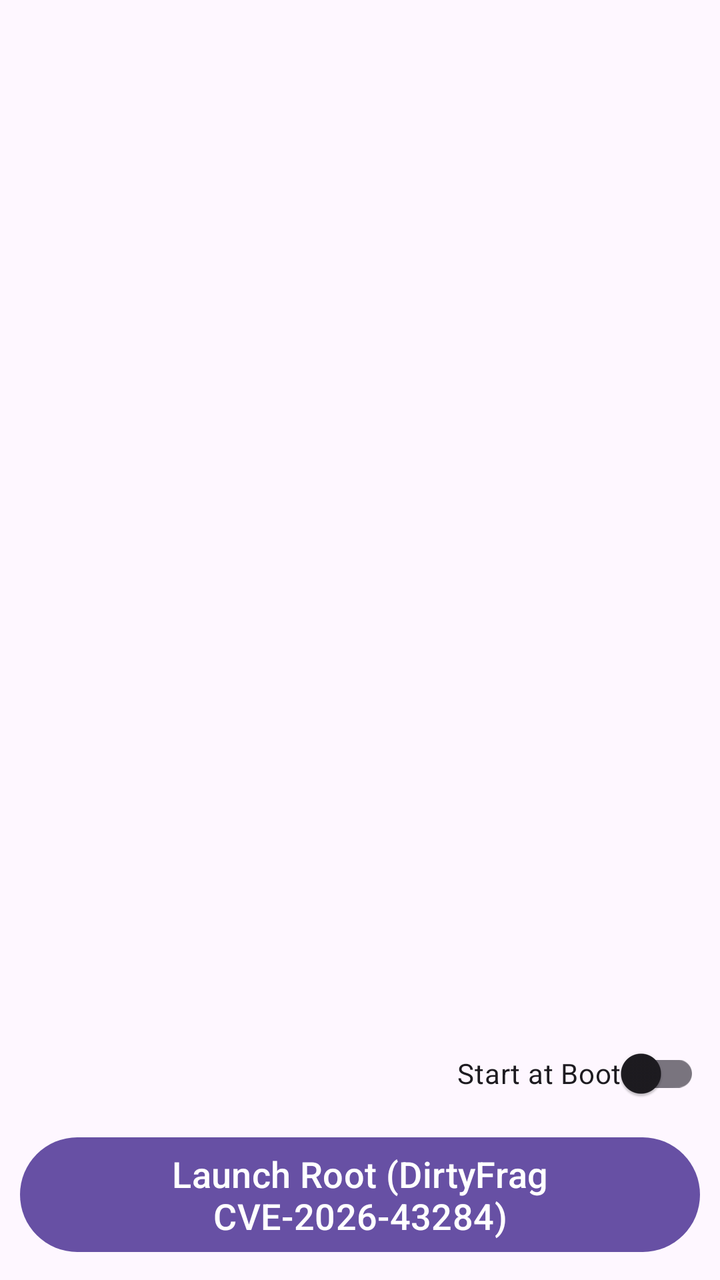
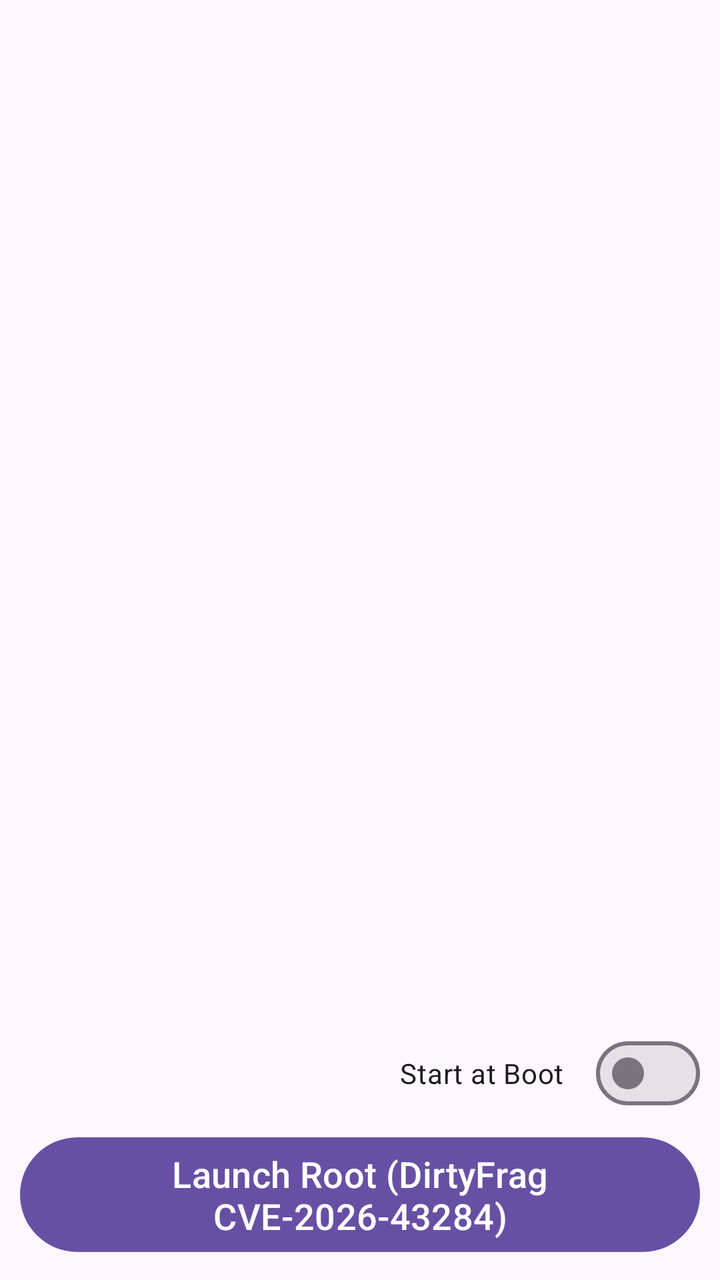

An Android layout rendered at two revisions. The XML below is the earlier revision; the diff shows what the commit changed to produce the second picture.
<!-- AndroidManifest.xml: application theme Theme.DirtyFrag -->
<!-- res/layout/activity_main.xml -->
<?xml version="1.0" encoding="utf-8"?>
<androidx.constraintlayout.widget.ConstraintLayout
    xmlns:android="http://schemas.android.com/apk/res/android"
    xmlns:app="http://schemas.android.com/apk/res-auto"
    android:layout_width="match_parent"
    android:layout_height="match_parent"
    android:fitsSystemWindows="true">

    <com.google.android.material.appbar.AppBarLayout
        android:id="@+id/appBarLayout"
        android:layout_width="match_parent"
        android:layout_height="wrap_content"
        android:fitsSystemWindows="true"
        app:layout_constraintStart_toStartOf="parent"
        app:layout_constraintTop_toTopOf="parent">

        <com.google.android.material.appbar.MaterialToolbar
            android:id="@+id/toolbar"
            android:layout_width="match_parent"
            android:layout_height="?attr/actionBarSize"
            android:title="DFRoot" />

    </com.google.android.material.appbar.AppBarLayout>

    <ScrollView
        android:id="@+id/outputScroll"
        android:layout_width="0dp"
        android:layout_height="0dp"
        android:layout_marginStart="10dp"
        android:layout_marginEnd="10dp"
        android:layout_marginTop="4dp"
        android:layout_marginBottom="8dp"
        app:layout_constraintTop_toBottomOf="@+id/appBarLayout"
        app:layout_constraintBottom_toTopOf="@+id/switchBootStart"
        app:layout_constraintStart_toStartOf="parent"
        app:layout_constraintEnd_toEndOf="parent">

        <TextView
            android:id="@+id/outputView"
            android:layout_width="match_parent"
            android:layout_height="wrap_content"
            android:fontFamily="monospace"
            android:textSize="11sp"
            android:textIsSelectable="true" />

    </ScrollView>

    <com.google.android.material.switchmaterial.SwitchMaterial
        android:id="@+id/switchBootStart"
        android:layout_width="wrap_content"
        android:layout_height="wrap_content"
        android:layout_marginEnd="10dp"
        android:layout_marginBottom="4dp"
        android:text="Start at Boot"
        app:layout_constraintEnd_toEndOf="parent"
        app:layout_constraintBottom_toTopOf="@+id/btnRun" />

    <Button
        android:id="@+id/btnRun"
        android:layout_width="match_parent"
        android:layout_height="wrap_content"
        android:layout_marginStart="10dp"
        android:layout_marginEnd="10dp"
        android:layout_marginBottom="10dp"
        android:text="Launch Root (DirtyFrag CVE-2026-43284)"
        android:textSize="18sp"
        app:layout_constraintBottom_toBottomOf="parent"
        app:layout_constraintEnd_toEndOf="parent"
        app:layout_constraintStart_toStartOf="parent" />

</androidx.constraintlayout.widget.ConstraintLayout>
<!-- resources referenced by this layout -->
<resources>
  <style name="Theme.DirtyFrag" parent="Base.Theme.DirtyFrag" />
  <style name="Base.Theme.DirtyFrag" parent="Theme.Material3.DayNight.NoActionBar" />
</resources>

<!-- the commit's change to res/layout/activity_main.xml (unified diff, before → after) -->
@@ -45,7 +45,7 @@
 
     </ScrollView>
 
-    <com.google.android.material.switchmaterial.SwitchMaterial
+    <com.google.android.material.materialswitch.MaterialSwitch
         android:id="@+id/switchBootStart"
         android:layout_width="wrap_content"
         android:layout_height="wrap_content"
